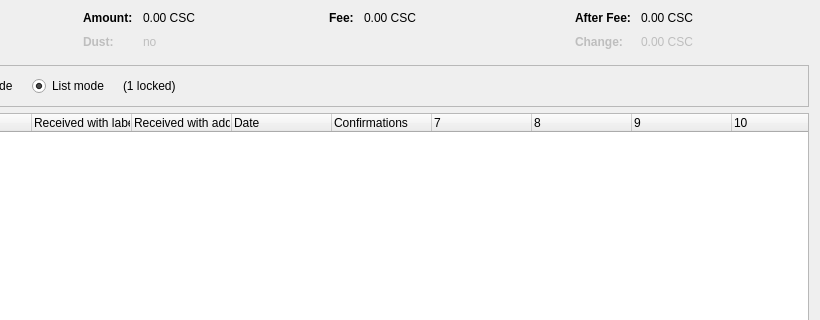
Old version of the form src/qt/forms/coincontroldialog.ui in the repository counos/CounosCoin; both pictures show x 180 to 1000 and y 0 to 320 of the 1000 by 500 pixel window.
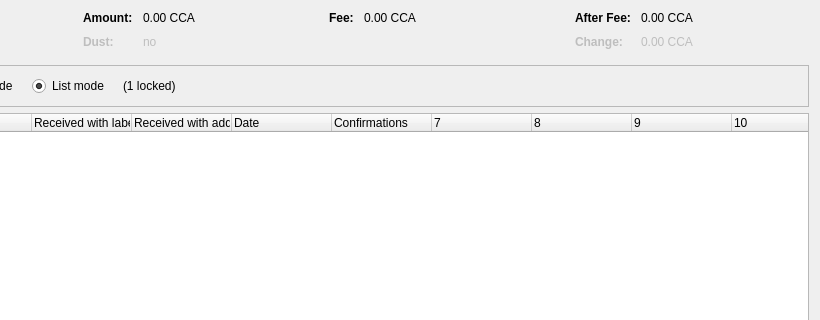
New version of the form. Custom widgets are drawn as their Qt base class.

What changed in the file:
```diff
--- a/src/qt/forms/coincontroldialog.ui
+++ b/src/qt/forms/coincontroldialog.ui
@@ -132,7 +132,7 @@
           <enum>Qt::ActionsContextMenu</enum>
          </property>
          <property name="text">
-          <string notr="true">0.00 CSC</string>
+          <string notr="true">0.00 CCA</string>
          </property>
          <property name="textInteractionFlags">
           <set>Qt::LinksAccessibleByMouse|Qt::TextSelectableByKeyboard|Qt::TextSelectableByMouse</set>
@@ -212,7 +212,7 @@
           <enum>Qt::ActionsContextMenu</enum>
          </property>
          <property name="text">
-          <string notr="true">0.00 CSC</string>
+          <string notr="true">0.00 CCA</string>
          </property>
          <property name="textInteractionFlags">
           <set>Qt::LinksAccessibleByMouse|Qt::TextSelectableByKeyboard|Qt::TextSelectableByMouse</set>
@@ -257,7 +257,7 @@
           <enum>Qt::ActionsContextMenu</enum>
          </property>
          <property name="text">
-          <string notr="true">0.00 CSC</string>
+          <string notr="true">0.00 CCA</string>
          </property>
          <property name="textInteractionFlags">
           <set>Qt::LinksAccessibleByMouse|Qt::TextSelectableByKeyboard|Qt::TextSelectableByMouse</set>
@@ -292,7 +292,7 @@
           <enum>Qt::ActionsContextMenu</enum>
          </property>
          <property name="text">
-          <string notr="true">0.00 CSC</string>
+          <string notr="true">0.00 CCA</string>
          </property>
          <property name="textInteractionFlags">
           <set>Qt::LinksAccessibleByMouse|Qt::TextSelectableByKeyboard|Qt::TextSelectableByMouse</set>
```
